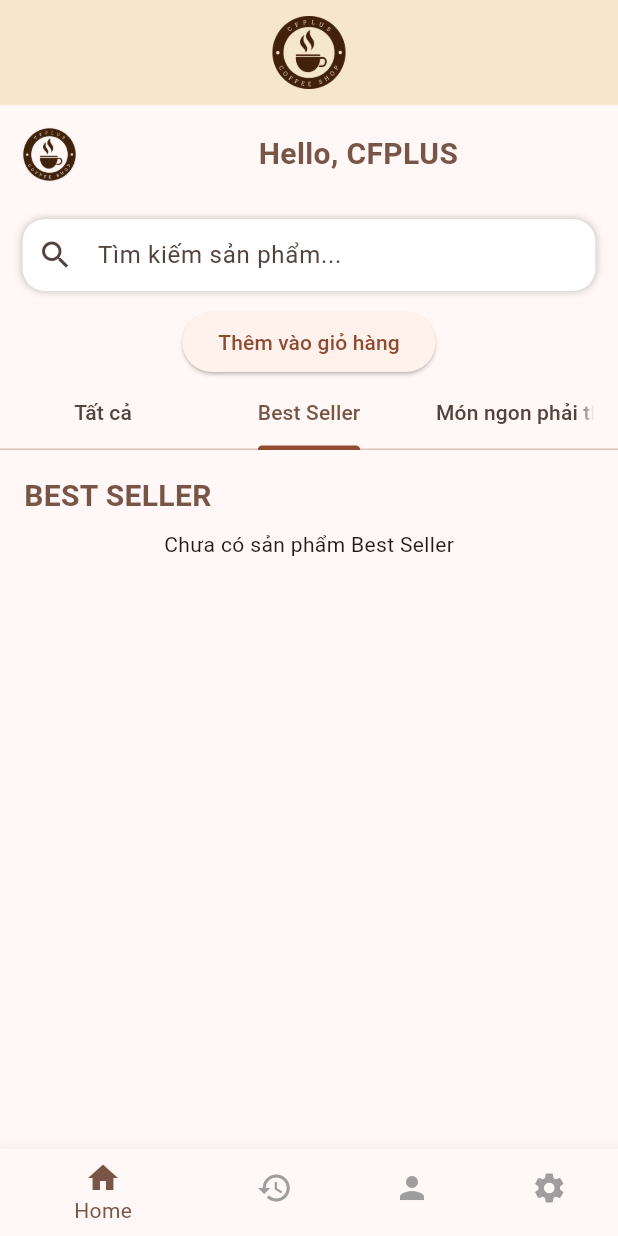
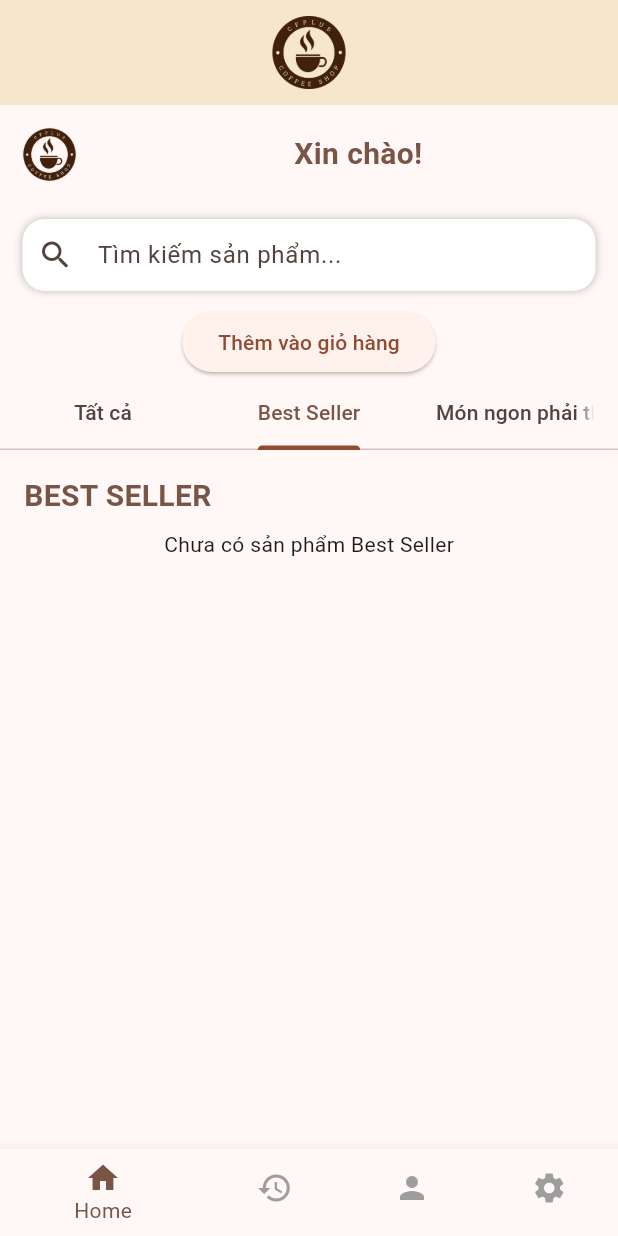
Before and after one commit to NguyenKhoi04/222480103008_PhanNguyenNgocKhoi_CFPLUSCAFFE, a Flutter app: the TrangChu screen opened by its route, tab 2 chosen, after a tap on "Thêm vào giỏ hàng", on a phone screen of 412 x 824 dp. Run offline on Flutter 3.47's test engine with Material 3 defaults, Android fonts, the phone set to English and light mode, and no system bars; our stand-ins replace cloud_firestore, firebase_auth, firebase_core, shared_preferences; missing offline and left inert: cloudinary_public, mailer; accounts and stored records are empty; network calls fail.

Commit message:
cập nhật lần 4

```diff
--- a/appcafe_user/lib/pages/fragment_account.dart
+++ b/appcafe_user/lib/pages/fragment_account.dart
@@ -16,6 +16,7 @@ class _FragmentAccountState extends State<FragmentAccount> {
   String gioiTinh = "";
   String email = "";
   String soDienThoai = "";
+  bool isLoading = true;
 
   @override
   void initState() {
@@ -25,15 +26,24 @@ class _FragmentAccountState extends State<FragmentAccount> {
 
   void loadData() async {
     User? user = FirebaseAuth.instance.currentUser;
-    if (user == null) return;
+    if (user == null) {
+      setState(() {
+        isLoading = false;
+        email = "";
+      });
+      return;
+    }
+
+    setState(() => isLoading = true);
 
     try {
       final doc = await FirebaseFirestore.instance
           .collection("Người dùng")
           .doc("Nhân viên")
-          .get();
+          .get()
+          .timeout(const Duration(seconds: 5));
 
-      if (doc.exists) {
+      if (doc.exists && mounted) {
         setState(() {
           hoTen = doc.get("Họ tên NV") ?? "";
           gioiTinh = doc.get("Giới tính") ?? "";
@@ -48,19 +58,33 @@ class _FragmentAccountState extends State<FragmentAccount> {
               ngaySinh = ngaySinhData.toString();
             }
           }
+          isLoading = false;
         });
-      } else {
+      } else if (mounted) {
         setState(() {
           email = user.email ?? "";
+          isLoading = false;
         });
       }
     } catch (e) {
       print("Lỗi load data: $e");
+      if (mounted) {
+        setState(() {
+          email = user.email ?? "";
+          isLoading = false;
+        });
+      }
     }
   }
 
   @override
   Widget build(BuildContext context) {
+    if (isLoading) {
+      return const Scaffold(
+        body: Center(child: CircularProgressIndicator()),
+      );
+    }
+
     return Scaffold(
       body: Padding(
         padding: const EdgeInsets.all(16.0),
@@ -120,6 +144,7 @@ class _FragmentAccountState extends State<FragmentAccount> {
                   style: TextStyle(
                     fontSize: 20,
                     fontWeight: FontWeight.bold,
+                    color: Colors.white,
                   ),
                 ),
               ),
--- a/appcafe_user/lib/pages/fragment_history.dart
+++ b/appcafe_user/lib/pages/fragment_history.dart
@@ -12,6 +12,7 @@ class FragmentHistory extends StatefulWidget {
 
 class _FragmentHistoryState extends State<FragmentHistory> {
   List<Map<String, dynamic>> listDonHang = [];
+  bool isLoading = true;
 
   @override
   void initState() {
@@ -21,29 +22,38 @@ class _FragmentHistoryState extends State<FragmentHistory> {
 
   // ====== Lấy dữ liệu Firestore giống Java ======
   void loadDonHang() async {
+    setState(() => isLoading = true);
+
+    try {
       final snapshot = await FirebaseFirestore.instance
           .collection("Đơn hàng")
           .doc("Giỏ hàng")
           .collection("Sản phẩm")
-        .get();
+          .get()
+          .timeout(const Duration(seconds: 10));
 
       listDonHang.clear();
 
       for (var doc in snapshot.docs) {
         listDonHang.add({
-        "tenBan": doc["Tên bàn"],
-        "tenSanPham": doc["Tên sản phẩm"],
+          "tenBan": doc["Tên bàn"] ?? "",
+          "tenSanPham": doc["Tên sản phẩm"] ?? "",
           "size": doc.data().containsKey("Size") ? doc["Size"] : "Không xác định",
-        "da": doc["Mức đá"],
-        "soLuong": doc["Số lượng"],
-        "tongTien": doc["Tổng tiền"],
+          "da": doc["Mức đá"] ?? "",
+          "soLuong": doc["Số lượng"] ?? 0,
+          "tongTien": doc["Tổng tiền"] ?? 0,
           "hinhThuc": doc["Hình thức"] ?? doc["hình thức"] ?? "",
-        "trangThai": doc["trangthaithanhtoan"],
+          "trangThai": doc["trangthaithanhtoan"] ?? "",
           "hinhAnh": doc["Hình ảnh"] ?? doc["hinhAnh"] ?? "",
         });
       }
-
-    setState(() {});
+    } catch (e) {
+      print("Lỗi load đơn hàng: $e");
+    } finally {
+      if (mounted) {
+        setState(() => isLoading = false);
+      }
+    }
   }
 
   @override
@@ -85,7 +95,11 @@ class _FragmentHistoryState extends State<FragmentHistory> {
 
         // ===== LIST VIEW =====
         Expanded(
-          child: ListView.builder(
+          child: isLoading
+              ? const Center(child: CircularProgressIndicator())
+              : listDonHang.isEmpty
+                  ? const Center(child: Text("Chưa có đơn hàng nào"))
+                  : ListView.builder(
                       itemCount: listDonHang.length,
                       itemBuilder: (context, index) {
                         final item = listDonHang[index];
@@ -94,13 +108,16 @@ class _FragmentHistoryState extends State<FragmentHistory> {
                           margin: const EdgeInsets.symmetric(horizontal: 10, vertical: 6),
                           elevation: 2,
                           child: ListTile(
-                  leading: Image.network(
+                            leading: item["hinhAnh"] != null && item["hinhAnh"].toString().isNotEmpty
+                                ? Image.network(
                                     item["hinhAnh"],
                                     width: 60,
                                     height: 60,
                                     fit: BoxFit.cover,
-                  ),
-                  title: Text(item["tenSanPham"]),
+                                    errorBuilder: (context, error, stackTrace) => const Icon(Icons.image),
+                                  )
+                                : const Icon(Icons.image),
+                            title: Text(item["tenSanPham"] ?? ""),
                             subtitle: Text(
                                 "Bàn: ${item["tenBan"]}\n"
                                 "Size: ${item["size"]} | Đá: ${item["da"]}\n"
--- a/appcafe_user/lib/pages/model_sanpham.dart
+++ b/appcafe_user/lib/pages/model_sanpham.dart
@@ -1,6 +1,6 @@
 class SanPham {
   final String ten;
-  final String gia;
+  final double gia;
   final String hinh;
 
   SanPham({
--- a/appcafe_user/lib/pages/tabTwo_BestSeller.dart
+++ b/appcafe_user/lib/pages/tabTwo_BestSeller.dart
@@ -13,8 +13,7 @@ class _TabTwoBestSellerState extends State<TabTwoBestSeller> {
 
   @override
   Widget build(BuildContext context) {
-    return Scaffold(
-      body: SingleChildScrollView(
+    return SingleChildScrollView(
       child: Padding(
         padding: const EdgeInsets.all(8),
         child: Column(
@@ -35,20 +34,23 @@ class _TabTwoBestSellerState extends State<TabTwoBestSeller> {
           ],
         ),
       ),
-      ),
     );
   }
 
   Widget buildBestSellerList() {
-    return FutureBuilder(
-      future: db.collection("SanPham").doc("BestSeller").collection("BestSeller").get(),
+    return FutureBuilder<QuerySnapshot>(
+      future: db
+          .collection("SanPham")
+          .doc("BestSeller")
+          .collection("BestSeller")
+          .get(),
       builder: (context, snapshot) {
         if (!snapshot.hasData) {
           return const Center(child: CircularProgressIndicator());
         }
 
-        final data = snapshot.data!.docs;
-        if (data.isEmpty) {
+        final docs = snapshot.data!.docs;
+        if (docs.isEmpty) {
           return const Center(child: Text("Chưa có sản phẩm Best Seller"));
         }
 
@@ -61,12 +63,22 @@ class _TabTwoBestSellerState extends State<TabTwoBestSeller> {
             mainAxisSpacing: 12,
             childAspectRatio: 0.75,
           ),
-          itemCount: data.length,
+          itemCount: docs.length,
           itemBuilder: (context, index) {
-            final item = data[index];
-            final ten = item['Ten'] ?? '';
-            final gia = item['Gia'] ?? '';
-            final hinh = item['hinhAnh'] ?? '';
+            final data = docs[index].data() as Map<String, dynamic>;
+
+            final String ten =
+                data.containsKey('Ten') ? data['Ten'].toString() : 'Không tên';
+
+            final rawGia = data['Gia'];
+            final double gia = rawGia is num
+                ? rawGia.toDouble()
+                : double.tryParse(
+                        rawGia.toString().replaceAll(RegExp(r'[^0-9]'), '')) ??
+                    0;
+
+            final String hinh =
+                data.containsKey('hinhAnh') ? data['hinhAnh'] : '';
 
             return productCard(ten: ten, gia: gia, hinh: hinh);
           },
@@ -75,7 +87,11 @@ class _TabTwoBestSellerState extends State<TabTwoBestSeller> {
     );
   }
 
-  Widget productCard({required String ten, required String gia, required String hinh}) {
+  Widget productCard({
+    required String ten,
+    required double gia,
+    required String hinh,
+  }) {
     return GestureDetector(
       onTap: () {
         Navigator.pushNamed(
@@ -95,12 +111,14 @@ class _TabTwoBestSellerState extends State<TabTwoBestSeller> {
           children: [
             Expanded(
               child: ClipRRect(
-                borderRadius: const BorderRadius.vertical(top: Radius.circular(4)),
+                borderRadius:
+                    const BorderRadius.vertical(top: Radius.circular(4)),
                 child: Image.network(
                   hinh,
                   width: double.infinity,
                   fit: BoxFit.cover,
-                  errorBuilder: (_, __, ___) => const Icon(Icons.image_not_supported),
+                  errorBuilder: (_, __, ___) =>
+                      const Icon(Icons.image_not_supported),
                 ),
               ),
             ),
@@ -111,14 +129,18 @@ class _TabTwoBestSellerState extends State<TabTwoBestSeller> {
                 children: [
                   Text(
                     ten,
-                    style: const TextStyle(fontSize: 14, fontWeight: FontWeight.bold),
+                    style: const TextStyle(
+                        fontSize: 14, fontWeight: FontWeight.bold),
                     maxLines: 2,
                     overflow: TextOverflow.ellipsis,
                   ),
                   const SizedBox(height: 4),
                   Text(
-                    "$gia đ",
-                    style: const TextStyle(fontSize: 13, color: Colors.brown, fontWeight: FontWeight.bold),
+                    "${gia.toStringAsFixed(0)} đ",
+                    style: const TextStyle(
+                        fontSize: 13,
+                        color: Colors.brown,
+                        fontWeight: FontWeight.bold),
                   ),
                 ],
               ),
--- a/appcafe_user/lib/pages/trangchu.dart
+++ b/appcafe_user/lib/pages/trangchu.dart
@@ -33,26 +33,37 @@ class _TrangChuState extends State<TrangChu> {
   // ================================
   Future<void> _loadUserName() async {
     User? user = FirebaseAuth.instance.currentUser;
-    if (user == null) return;
+    if (user == null) {
+      setState(() => tenNhanVien = "Xin chào!");
+      return;
+    }
 
-    FirebaseFirestore.instance
-        .collection("Người dùng")
-        .doc("Nhân viên")
-        .get()
-        .then((DocumentSnapshot doc) {
-      if (doc.exists) {
+    try {
+      final doc = await FirebaseFirestore.instance
+          .collection("Người dùng")
+          .doc("Nhân viên")
+          .get()
+          .timeout(const Duration(seconds: 5));
+
+      if (doc.exists && mounted) {
         String? email = doc.get("Email");
         String? hoTen = doc.get("Họ tên NV");
 
-        if (email == user.email) {
+        if (email == user.email && hoTen != null && hoTen.isNotEmpty) {
           setState(() {
             tenNhanVien = "Xin chào, $hoTen";
           });
+        } else {
+          setState(() => tenNhanVien = "Xin chào!");
         }
+      } else if (mounted) {
+        setState(() => tenNhanVien = "Xin chào!");
       }
-    }).catchError((e) {
-      setState(() => tenNhanVien = "Lỗi tải dữ liệu");
-    });
+    } catch (e) {
+      if (mounted) {
+        setState(() => tenNhanVien = "Xin chào!");
+      }
+    }
   }
 
   // =================================================
@@ -78,14 +89,21 @@ class _TrangChuState extends State<TrangChu> {
             width: double.infinity,
             height: 70,
             color: const Color(0xFFF5E6CC),
-            child: Image.asset("lib/assets/cfplus.png", fit: BoxFit.contain),
+            child: Image.asset("lib/assets/cfplus.png",
+              fit: BoxFit.contain,
+              errorBuilder: (context, error, stackTrace) => const SizedBox(),
+            ),
           ),
 
           Row(
             children: [
               Padding(
                 padding: const EdgeInsets.all(8),
-                child: Image.asset("lib/assets/cfplus.png", width: 50, height: 50),
+                child: Image.asset("lib/assets/cfplus.png",
+                  width: 50,
+                  height: 50,
+                  errorBuilder: (context, error, stackTrace) => const Icon(Icons.image, size: 50),
+                ),
               ),
 
               Expanded(
```
Also changed, not shown: appcafe_user/lib/main.dart (+44 -2 lines), appcafe_user/lib/pages/chitiet_sanpham.dart (+94 -92 lines), appcafe_user/lib/pages/fragment_home.dart (+53 -41 lines), appcafe_user/lib/pages/fragment_search_result.dart (+34 -29 lines), appcafe_user/lib/pages/tabOne_Tatca.dart (+15 -6 lines), appcafe_user/lib/pages/tabThree_Monngon.dart (+40 -18 lines), appcafe_user/firebase.json (added), appcafe_user/lib/firebase_options.dart (added), 3 other files. Lines whose indentation alone changed are shown as unchanged.
